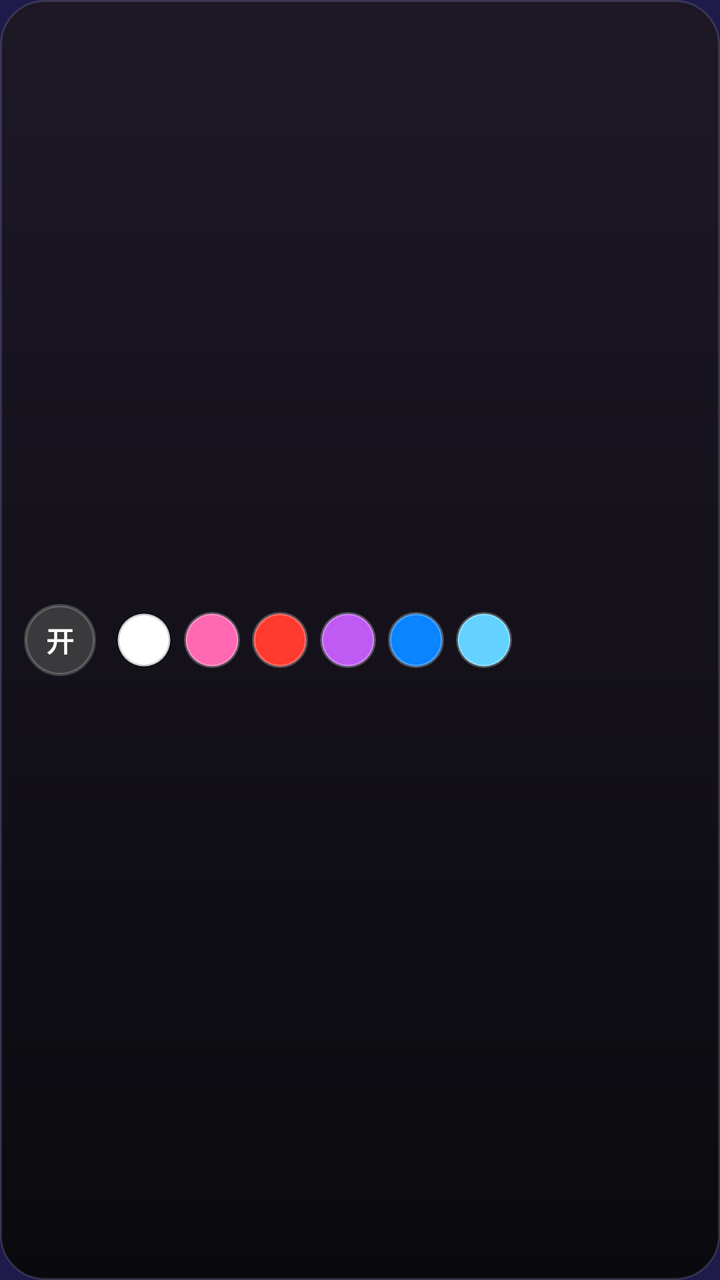
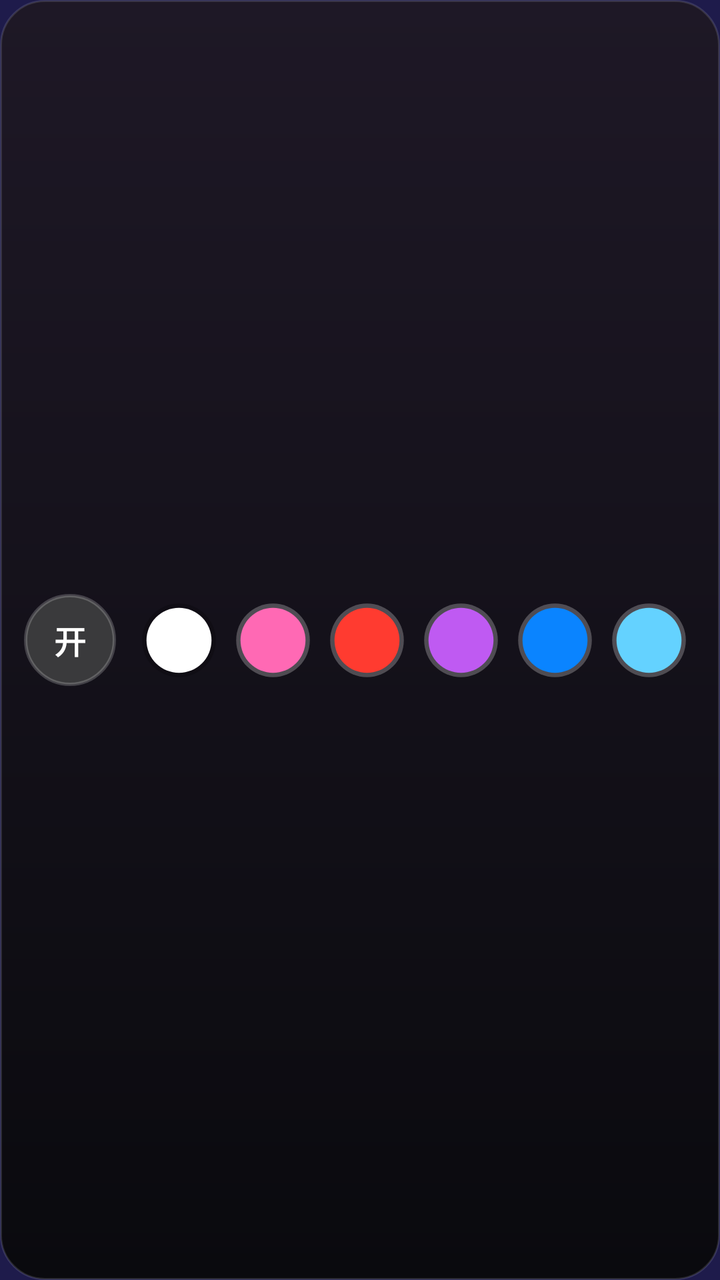

Screens rendered from an Android XML layout before and after an edit, with the pre-edit source and the edit as a unified diff.
<!-- AndroidManifest.xml: application theme Theme.AmbientLamp -->
<!-- res/layout/widget_wide.xml -->
<?xml version="1.0" encoding="utf-8"?>
<LinearLayout xmlns:android="http://schemas.android.com/apk/res/android"
    android:id="@+id/widget_root"
    android:layout_width="match_parent"
    android:layout_height="match_parent"
    android:background="@drawable/widget_bg"
    android:gravity="center_vertical"
    android:orientation="horizontal"
    android:paddingStart="12dp"
    android:paddingTop="6dp"
    android:paddingBottom="6dp"
    android:paddingEnd="12dp">

    <TextView
        android:id="@+id/widget_power"
        android:layout_width="36dp"
        android:layout_height="36dp"
        android:background="@drawable/widget_circle_off"
        android:gravity="center"
        android:text="@string/widget_on"
        android:textColor="#FFFFFFFF"
        android:textSize="14sp"
        android:textStyle="bold" />

    <ImageButton
        android:id="@+id/widget_color_0"
        android:layout_width="28dp"
        android:layout_height="28dp"
        android:layout_marginStart="10dp"
        android:background="@drawable/widget_dot_white"
        android:contentDescription="@string/widget_color_white" />

    <ImageButton
        android:id="@+id/widget_color_1"
        android:layout_width="28dp"
        android:layout_height="28dp"
        android:layout_marginStart="6dp"
        android:background="@drawable/widget_dot_pink"
        android:contentDescription="@string/widget_color_pink" />

    <ImageButton
        android:id="@+id/widget_color_2"
        android:layout_width="28dp"
        android:layout_height="28dp"
        android:layout_marginStart="6dp"
        android:background="@drawable/widget_dot_red"
        android:contentDescription="@string/widget_color_red" />

    <ImageButton
        android:id="@+id/widget_color_3"
        android:layout_width="28dp"
        android:layout_height="28dp"
        android:layout_marginStart="6dp"
        android:background="@drawable/widget_dot_purple"
        android:contentDescription="@string/widget_color_purple" />

    <ImageButton
        android:id="@+id/widget_color_4"
        android:layout_width="28dp"
        android:layout_height="28dp"
        android:layout_marginStart="6dp"
        android:background="@drawable/widget_dot_blue"
        android:contentDescription="@string/widget_color_blue" />

    <ImageButton
        android:id="@+id/widget_color_5"
        android:layout_width="28dp"
        android:layout_height="28dp"
        android:layout_marginStart="6dp"
        android:background="@drawable/widget_dot_cyan"
        android:contentDescription="@string/widget_color_cyan" />
</LinearLayout>
<!-- resources referenced by this layout -->
<resources>
  <!-- drawable widget_circle_off (drawable) -->
  <?xml version="1.0" encoding="utf-8"?>
  <shape xmlns:android="http://schemas.android.com/apk/res/android"
      android:shape="oval">
      <solid android:color="#3A3A3C" />
      <stroke
          android:width="1.5dp"
          android:color="#33FFFFFF" />
  </shape>
  <!-- drawable widget_dot_blue (drawable) -->
  <?xml version="1.0" encoding="utf-8"?>
  <shape xmlns:android="http://schemas.android.com/apk/res/android"
      android:shape="oval">
      <solid android:color="#0A84FF" />
      <stroke
          android:width="1.5dp"
          android:color="#40FFFFFF" />
  </shape>
  <!-- drawable widget_dot_cyan (drawable) -->
  <?xml version="1.0" encoding="utf-8"?>
  <shape xmlns:android="http://schemas.android.com/apk/res/android"
      android:shape="oval">
      <solid android:color="#64D2FF" />
      <stroke
          android:width="1.5dp"
          android:color="#40FFFFFF" />
  </shape>
  <!-- drawable widget_dot_pink (drawable) -->
  <?xml version="1.0" encoding="utf-8"?>
  <shape xmlns:android="http://schemas.android.com/apk/res/android"
      android:shape="oval">
      <solid android:color="#FF69B4" />
      <stroke
          android:width="1.5dp"
          android:color="#40FFFFFF" />
  </shape>
  <!-- drawable widget_dot_purple (drawable) -->
  <?xml version="1.0" encoding="utf-8"?>
  <shape xmlns:android="http://schemas.android.com/apk/res/android"
      android:shape="oval">
      <solid android:color="#BF5AF2" />
      <stroke
          android:width="1.5dp"
          android:color="#40FFFFFF" />
  </shape>
  <!-- drawable widget_dot_red (drawable) -->
  <?xml version="1.0" encoding="utf-8"?>
  <shape xmlns:android="http://schemas.android.com/apk/res/android"
      android:shape="oval">
      <solid android:color="#FF3B30" />
      <stroke
          android:width="1.5dp"
          android:color="#40FFFFFF" />
  </shape>
  <!-- drawable widget_dot_white (drawable) -->
  <?xml version="1.0" encoding="utf-8"?>
  <shape xmlns:android="http://schemas.android.com/apk/res/android"
      android:shape="oval">
      <solid android:color="#FFFFFFFF" />
      <stroke
          android:width="1.5dp"
          android:color="#33000000" />
  </shape>
  <string name="widget_color_blue">蓝色</string>
  <string name="widget_color_cyan">青色</string>
  <string name="widget_color_pink">粉色</string>
  <string name="widget_color_purple">紫色</string>
  <string name="widget_color_red">红色</string>
  <string name="widget_color_white">白光</string>
  <string name="widget_on">开</string>
  <!-- unchanged entries left out for length: 2 -->
</resources>

<!-- the commit's change to res/layout/widget_wide.xml (unified diff, before → after) -->
@@ -6,67 +6,84 @@
     android:background="@drawable/widget_bg"
     android:gravity="center_vertical"
     android:orientation="horizontal"
-    android:paddingStart="12dp"
-    android:paddingTop="6dp"
-    android:paddingBottom="6dp"
-    android:paddingEnd="12dp">
+    android:padding="@dimen/widget_card_padding">
 
     <TextView
         android:id="@+id/widget_power"
-        android:layout_width="36dp"
-        android:layout_height="36dp"
+        android:layout_width="@dimen/widget_power_size"
+        android:layout_height="@dimen/widget_power_size"
         android:background="@drawable/widget_circle_off"
         android:gravity="center"
         android:text="@string/widget_on"
         android:textColor="#FFFFFFFF"
-        android:textSize="14sp"
+        android:textSize="@dimen/widget_power_text"
         android:textStyle="bold" />
 
-    <ImageButton
-        android:id="@+id/widget_color_0"
-        android:layout_width="28dp"
-        android:layout_height="28dp"
-        android:layout_marginStart="10dp"
-        android:background="@drawable/widget_dot_white"
-        android:contentDescription="@string/widget_color_white" />
+    <LinearLayout
+        android:layout_width="0dp"
+        android:layout_height="match_parent"
+        android:layout_marginStart="8dp"
+        android:layout_weight="1"
+        android:orientation="horizontal">
 
-    <ImageButton
-        android:id="@+id/widget_color_1"
-        android:layout_width="28dp"
-        android:layout_height="28dp"
-        android:layout_marginStart="6dp"
-        android:background="@drawable/widget_dot_pink"
-        android:contentDescription="@string/widget_color_pink" />
+        <ImageView
+            android:id="@+id/widget_color_0"
+            android:layout_width="0dp"
+            android:layout_height="match_parent"
+            android:layout_weight="1"
+            android:contentDescription="@string/widget_color_white"
+            android:padding="@dimen/widget_cell_margin"
+            android:scaleType="fitCenter"
+            android:src="@drawable/widget_dot_white" />
 
-    <ImageButton
-        android:id="@+id/widget_color_2"
-        android:layout_width="28dp"
-        android:layout_height="28dp"
-        android:layout_marginStart="6dp"
-        android:background="@drawable/widget_dot_red"
-        android:contentDescription="@string/widget_color_red" />
+        <ImageView
+            android:id="@+id/widget_color_1"
+            android:layout_width="0dp"
+            android:layout_height="match_parent"
+            android:layout_weight="1"
+            android:contentDescription="@string/widget_color_pink"
+            android:padding="@dimen/widget_cell_margin"
+            android:scaleType="fitCenter"
+            android:src="@drawable/widget_dot_pink" />
 
-    <ImageButton
-        android:id="@+id/widget_color_3"
-        android:layout_width="28dp"
-        android:layout_height="28dp"
-        android:layout_marginStart="6dp"
-        android:background="@drawable/widget_dot_purple"
-        android:contentDescription="@string/widget_color_purple" />
+        <ImageView
+            android:id="@+id/widget_color_2"
+            android:layout_width="0dp"
+            android:layout_height="match_parent"
+            android:layout_weight="1"
+            android:contentDescription="@string/widget_color_red"
+            android:padding="@dimen/widget_cell_margin"
+            android:scaleType="fitCenter"
+            android:src="@drawable/widget_dot_red" />
 
-    <ImageButton
-        android:id="@+id/widget_color_4"
-        android:layout_width="28dp"
-        android:layout_height="28dp"
-        android:layout_marginStart="6dp"
-        android:background="@drawable/widget_dot_blue"
-        android:contentDescription="@string/widget_color_blue" />
+        <ImageView
+            android:id="@+id/widget_color_3"
+            android:layout_width="0dp"
+            android:layout_height="match_parent"
+            android:layout_weight="1"
+            android:contentDescription="@string/widget_color_purple"
+            android:padding="@dimen/widget_cell_margin"
+            android:scaleType="fitCenter"
+            android:src="@drawable/widget_dot_purple" />
 
-    <ImageButton
-        android:id="@+id/widget_color_5"
-        android:layout_width="28dp"
-        android:layout_height="28dp"
-        android:layout_marginStart="6dp"
-        android:background="@drawable/widget_dot_cyan"
-        android:contentDescription="@string/widget_color_cyan" />
+        <ImageView
+            android:id="@+id/widget_color_4"
+            android:layout_width="0dp"
+            android:layout_height="match_parent"
+            android:layout_weight="1"
+            android:contentDescription="@string/widget_color_blue"
+            android:padding="@dimen/widget_cell_margin"
+            android:scaleType="fitCenter"
+            android:src="@drawable/widget_dot_blue" />
+
+        <ImageView
+            android:id="@+id/widget_color_5"
+            android:layout_width="0dp"
+            android:layout_height="match_parent"
+            android:layout_weight="1"
+            android:contentDescription="@string/widget_color_cyan"
+            android:padding="@dimen/widget_cell_margin"
+            android:scaleType="fitCenter"
+            android:src="@drawable/widget_dot_cyan" />
+    </LinearLayout>
 </LinearLayout>
<!-- resource entries referenced after the edit -->
@@ -1,5 +1,9 @@
 <!-- resources referenced by this layout -->
 <resources>
+  <dimen name="widget_card_padding">10dp</dimen>
+  <dimen name="widget_cell_margin">3dp</dimen>
+  <dimen name="widget_power_size">40dp</dimen>
+  <dimen name="widget_power_text">14sp</dimen>
   <!-- drawable widget_circle_off (drawable) -->
   <?xml version="1.0" encoding="utf-8"?>
   <shape xmlns:android="http://schemas.android.com/apk/res/android"
@@ -11,58 +15,88 @@
   </shape>
   <!-- drawable widget_dot_blue (drawable) -->
   <?xml version="1.0" encoding="utf-8"?>
-  <shape xmlns:android="http://schemas.android.com/apk/res/android"
-      android:shape="oval">
-      <solid android:color="#0A84FF" />
-      <stroke
-          android:width="1.5dp"
-          android:color="#40FFFFFF" />
-  </shape>
+  <vector xmlns:android="http://schemas.android.com/apk/res/android"
+      android:width="40dp"
+      android:height="40dp"
+      android:viewportWidth="36"
+      android:viewportHeight="36">
+      <path
+          android:fillColor="#40FFFFFF"
+          android:pathData="M18,18m-17,0a17,17 0 1,0 34,0a17,17 0 1,0 -34,0" />
+      <path
+          android:fillColor="#0A84FF"
+          android:pathData="M18,18m-15,0a15,15 0 1,0 30,0a15,15 0 1,0 -30,0" />
+  </vector>
   <!-- drawable widget_dot_cyan (drawable) -->
   <?xml version="1.0" encoding="utf-8"?>
-  <shape xmlns:android="http://schemas.android.com/apk/res/android"
-      android:shape="oval">
-      <solid android:color="#64D2FF" />
-      <stroke
-          android:width="1.5dp"
-          android:color="#40FFFFFF" />
-  </shape>
+  <vector xmlns:android="http://schemas.android.com/apk/res/android"
+      android:width="40dp"
+      android:height="40dp"
+      android:viewportWidth="36"
+      android:viewportHeight="36">
+      <path
+          android:fillColor="#40FFFFFF"
+          android:pathData="M18,18m-17,0a17,17 0 1,0 34,0a17,17 0 1,0 -34,0" />
+      <path
+          android:fillColor="#64D2FF"
+          android:pathData="M18,18m-15,0a15,15 0 1,0 30,0a15,15 0 1,0 -30,0" />
+  </vector>
   <!-- drawable widget_dot_pink (drawable) -->
   <?xml version="1.0" encoding="utf-8"?>
-  <shape xmlns:android="http://schemas.android.com/apk/res/android"
-      android:shape="oval">
-      <solid android:color="#FF69B4" />
-      <stroke
-          android:width="1.5dp"
-          android:color="#40FFFFFF" />
-  </shape>
+  <vector xmlns:android="http://schemas.android.com/apk/res/android"
+      android:width="40dp"
+      android:height="40dp"
+      android:viewportWidth="36"
+      android:viewportHeight="36">
+      <path
+          android:fillColor="#40FFFFFF"
+          android:pathData="M18,18m-17,0a17,17 0 1,0 34,0a17,17 0 1,0 -34,0" />
+      <path
+          android:fillColor="#FF69B4"
+          android:pathData="M18,18m-15,0a15,15 0 1,0 30,0a15,15 0 1,0 -30,0" />
+  </vector>
   <!-- drawable widget_dot_purple (drawable) -->
   <?xml version="1.0" encoding="utf-8"?>
-  <shape xmlns:android="http://schemas.android.com/apk/res/android"
-      android:shape="oval">
-      <solid android:color="#BF5AF2" />
-      <stroke
-          android:width="1.5dp"
-          android:color="#40FFFFFF" />
-  </shape>
+  <vector xmlns:android="http://schemas.android.com/apk/res/android"
+      android:width="40dp"
+      android:height="40dp"
+      android:viewportWidth="36"
+      android:viewportHeight="36">
+      <path
+          android:fillColor="#40FFFFFF"
+          android:pathData="M18,18m-17,0a17,17 0 1,0 34,0a17,17 0 1,0 -34,0" />
+      <path
+          android:fillColor="#BF5AF2"
+          android:pathData="M18,18m-15,0a15,15 0 1,0 30,0a15,15 0 1,0 -30,0" />
+  </vector>
   <!-- drawable widget_dot_red (drawable) -->
   <?xml version="1.0" encoding="utf-8"?>
-  <shape xmlns:android="http://schemas.android.com/apk/res/android"
-      android:shape="oval">
-      <solid android:color="#FF3B30" />
-      <stroke
-          android:width="1.5dp"
-          android:color="#40FFFFFF" />
-  </shape>
+  <vector xmlns:android="http://schemas.android.com/apk/res/android"
+      android:width="40dp"
+      android:height="40dp"
+      android:viewportWidth="36"
+      android:viewportHeight="36">
+      <path
+          android:fillColor="#40FFFFFF"
+          android:pathData="M18,18m-17,0a17,17 0 1,0 34,0a17,17 0 1,0 -34,0" />
+      <path
+          android:fillColor="#FF3B30"
+          android:pathData="M18,18m-15,0a15,15 0 1,0 30,0a15,15 0 1,0 -30,0" />
+  </vector>
   <!-- drawable widget_dot_white (drawable) -->
   <?xml version="1.0" encoding="utf-8"?>
-  <shape xmlns:android="http://schemas.android.com/apk/res/android"
-      android:shape="oval">
-      <solid android:color="#FFFFFFFF" />
-      <stroke
-          android:width="1.5dp"
-          android:color="#33000000" />
-  </shape>
+  <vector xmlns:android="http://schemas.android.com/apk/res/android"
+      android:width="40dp"
+      android:height="40dp"
+      android:viewportWidth="36"
+      android:viewportHeight="36">
+      <path
+          android:fillColor="#33000000"
+          android:pathData="M18,18m-17,0a17,17 0 1,0 34,0a17,17 0 1,0 -34,0" />
+      <path
+          android:fillColor="#FFFFFF"
+          android:pathData="M18,18m-15,0a15,15 0 1,0 30,0a15,15 0 1,0 -30,0" />
+  </vector>
   <string name="widget_color_blue">蓝色</string>
   <string name="widget_color_cyan">青色</string>
   <string name="widget_color_pink">粉色</string>
